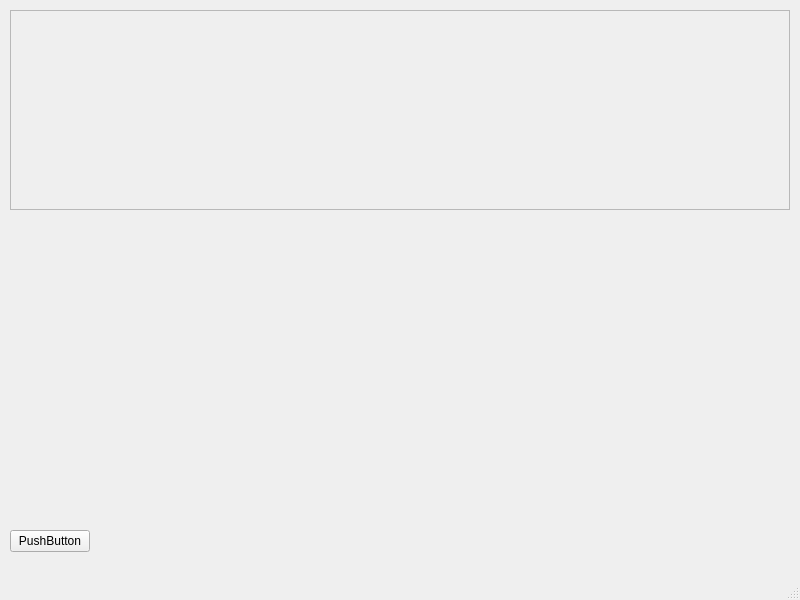
This is mainwindow.ui in b-gehrke/motiv as Qt 5 draws it before an edit. The edited form follows.
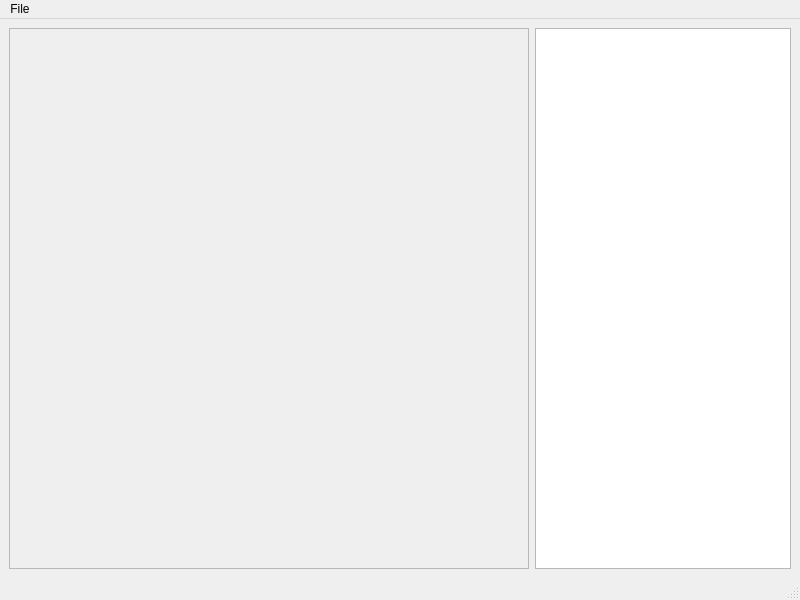
This is the edited form.

Commit message: Adjusted UI: Using Gridlayout to scale, using menu buttons instead of pushbutton

```diff
--- a/mainwindow.ui
+++ b/mainwindow.ui
@@ -14,30 +14,11 @@
    <string>MainWindow</string>
   </property>
   <widget class="QWidget" name="centralwidget">
-   <widget class="QPushButton" name="pushButton">
-    <property name="geometry">
-     <rect>
-      <x>10</x>
-      <y>530</y>
-      <width>80</width>
-      <height>22</height>
-     </rect>
-    </property>
-    <property name="text">
-     <string>PushButton</string>
-    </property>
-   </widget>
+   <layout class="QGridLayout" name="gridLayout" columnstretch="0,2,0">
+    <item row="0" column="1">
    <widget class="QFrame" name="frame">
-    <property name="geometry">
-     <rect>
-      <x>10</x>
-      <y>10</y>
-      <width>780</width>
-      <height>200</height>
-     </rect>
-    </property>
     <property name="sizePolicy">
-     <sizepolicy hsizetype="Maximum" vsizetype="Expanding">
+       <sizepolicy hsizetype="Expanding" vsizetype="Expanding">
       <horstretch>0</horstretch>
       <verstretch>0</verstretch>
      </sizepolicy>
@@ -49,6 +30,11 @@
      <enum>QFrame::Raised</enum>
     </property>
    </widget>
+    </item>
+    <item row="0" column="2">
+     <widget class="QListView" name="listView"/>
+    </item>
+   </layout>
   </widget>
   <widget class="QMenuBar" name="menubar">
    <property name="geometry">
@@ -59,6 +45,13 @@
      <height>19</height>
     </rect>
    </property>
+   <widget class="QMenu" name="menuFile">
+    <property name="title">
+     <string>File</string>
+    </property>
+    <addaction name="actionOpen_Trace"/>
+   </widget>
+   <addaction name="menuFile"/>
   </widget>
   <widget class="QStatusBar" name="statusbar"/>
  </widget>
```
Left out of the diff: 8 changed lines with no effect on the pictures. Lines whose indentation alone changed are shown as unchanged. The commit also changes 2 other files.
